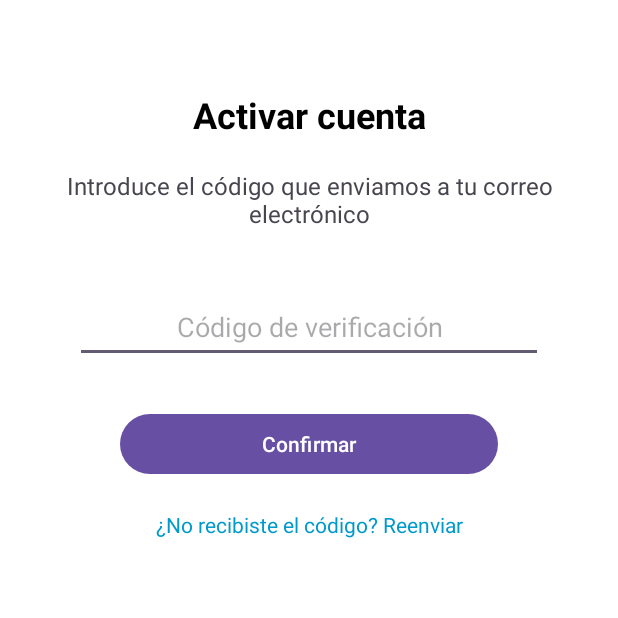
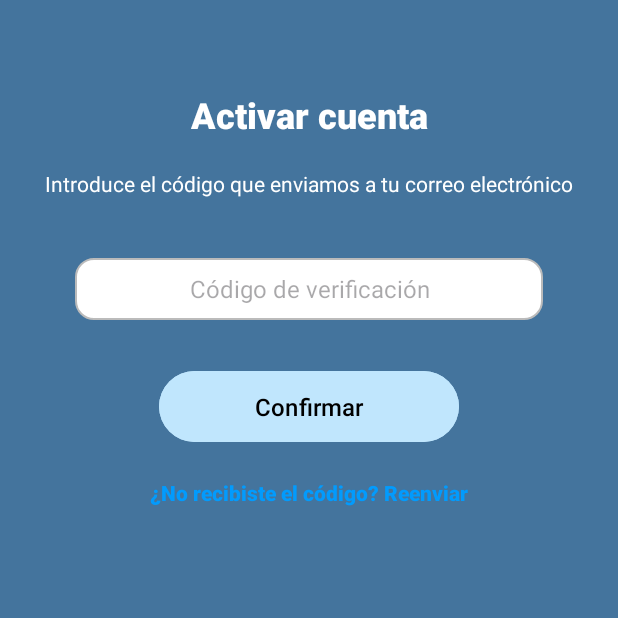
Before and after one commit to Uuxul/BucoSan, an Android app: the ActivarCuenta screen opened directly, with no data from a screen before it, on a phone screen of 412 x 824 dp, the top half of it. Run offline under Robolectric (Android 15) with nearby library versions, the phone set to English and light mode, and no system bars.

Commit message:
pantalla de activacion y pantalla de bienvenida

```diff
--- a/app/src/main/res/layout/activity_activar_cuenta.xml
+++ b/app/src/main/res/layout/activity_activar_cuenta.xml
@@ -4,7 +4,7 @@
     xmlns:tools="http://schemas.android.com/tools"
     android:layout_width="match_parent"
     android:layout_height="match_parent"
-    android:background="@android:color/white"
+    android:background="@color/grey"
     tools:context=".ActivarCuentaActivity">
 
     <!-- Título -->
@@ -14,8 +14,8 @@
         android:layout_height="wrap_content"
         android:text="Activar cuenta"
         android:textSize="24sp"
-        android:textStyle="bold"
-        android:textColor="@android:color/black"
+        android:fontFamily="sans-serif-black"
+        android:textColor="#FFFFFF"
         app:layout_constraintTop_toTopOf="parent"
         app:layout_constraintStart_toStartOf="parent"
         app:layout_constraintEnd_toEndOf="parent"
@@ -27,40 +27,48 @@
         android:layout_width="0dp"
         android:layout_height="wrap_content"
         android:text="Introduce el código que enviamos a tu correo electrónico"
-        android:textSize="16sp"
+        android:textSize="14sp"
+        android:textColor="#FFFFFF"
         android:gravity="center"
         android:layout_marginTop="20dp"
+        android:layout_marginHorizontal="24dp"
         app:layout_constraintTop_toBottomOf="@id/tvTitulo"
         app:layout_constraintStart_toStartOf="parent"
-        app:layout_constraintEnd_toEndOf="parent"
-        android:layout_marginHorizontal="24dp" />
+        app:layout_constraintEnd_toEndOf="parent" />
 
     <!-- Campo para código -->
     <EditText
         android:id="@+id/etCodigo"
         android:layout_width="0dp"
-        android:layout_height="wrap_content"
+        android:layout_height="41dp"
+        android:background="@drawable/rounded_bg"
         android:hint="Código de verificación"
         android:inputType="number"
         android:gravity="center"
+        android:textColor="#333333"
+        android:textSize="16sp"
         android:layout_marginTop="40dp"
+        android:layout_marginHorizontal="50dp"
+        android:paddingStart="16dp"
+        android:paddingEnd="16dp"
         app:layout_constraintTop_toBottomOf="@id/tvInstrucciones"
         app:layout_constraintStart_toStartOf="parent"
-        app:layout_constraintEnd_toEndOf="parent"
-        android:layout_marginHorizontal="50dp"
-        android:padding="12dp" />
+        app:layout_constraintEnd_toEndOf="parent" />
 
     <!-- Botón confirmar -->
     <Button
         android:id="@+id/btnConfirmar"
-        android:layout_width="0dp"
-        android:layout_height="wrap_content"
+        android:layout_width="200dp"
+        android:layout_height="55dp"
+        android:backgroundTint="#C0E6FD"
         android:text="Confirmar"
+        android:textColor="@android:color/black"
+        android:textSize="16sp"
+        android:padding="12dp"
         android:layout_marginTop="30dp"
         app:layout_constraintTop_toBottomOf="@id/etCodigo"
         app:layout_constraintStart_toStartOf="parent"
-        app:layout_constraintEnd_toEndOf="parent"
-        android:layout_marginHorizontal="80dp" />
+        app:layout_constraintEnd_toEndOf="parent" />
 
     <!-- Reenviar código -->
     <TextView
@@ -69,7 +77,8 @@
         android:layout_height="wrap_content"
         android:text="¿No recibiste el código? Reenviar"
         android:textSize="14sp"
-        android:textColor="@android:color/holo_blue_dark"
+        android:fontFamily="sans-serif-black"
+        android:textColor="#029BFD"
         android:layout_marginTop="20dp"
         app:layout_constraintTop_toBottomOf="@id/btnConfirmar"
         app:layout_constraintStart_toStartOf="parent"
```
Also changed, not shown: app/src/main/java/com/example/prueba/RegistrarCuenta.kt (+7 -2 lines), app/src/main/java/com/example/prueba/SegundaP.kt (+11 -0 lines), app/src/main/res/layout/activity_segunda_p.xml (+23 -5 lines).
